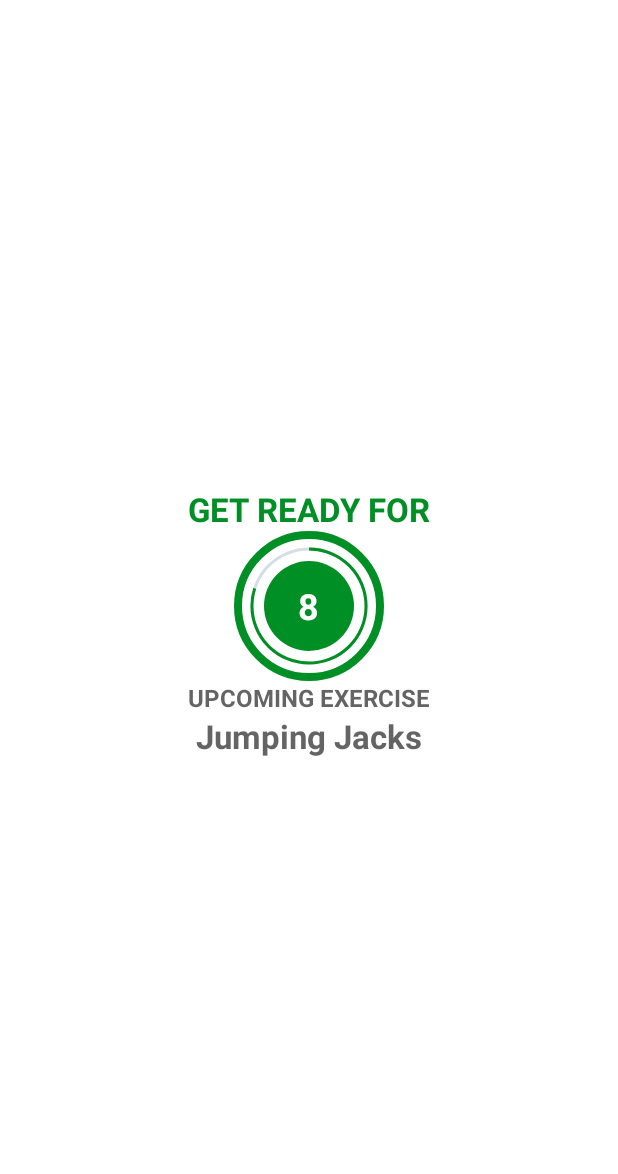
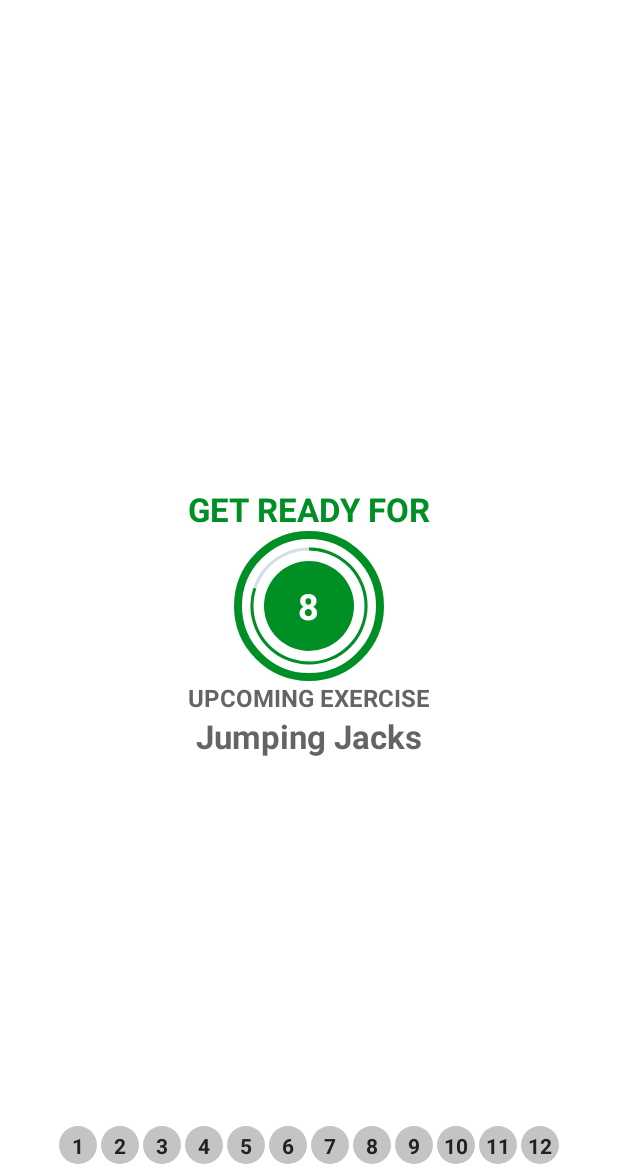
Before and after one commit to emailman/7MinuteWorkout, an Android app: the ExerciseActivity screen opened directly, with no data from a screen before it, on a phone screen of 412 x 824 dp, the part 62-1236 px from its top. Run offline under Robolectric (Android 15) with nearby library versions, the phone set to English and light mode, and no system bars.

Commit message:
Add recycler view for exercise number

```diff
--- a/app/src/main/java/edu/mailman/a7minuteworkout/ExerciseActivity.kt
+++ b/app/src/main/java/edu/mailman/a7minuteworkout/ExerciseActivity.kt
@@ -8,6 +8,7 @@ import android.os.CountDownTimer
 import android.speech.tts.TextToSpeech
 import android.view.View
 import android.widget.Toast
+import androidx.recyclerview.widget.LinearLayoutManager
 import edu.mailman.a7minuteworkout.databinding.ActivityExerciseBinding
 
 
@@ -26,6 +27,8 @@ class ExerciseActivity : AppCompatActivity() {
     private var tts: TextToSpeech? = null
 
     private var player: MediaPlayer? = null
+
+    private var exerciseAdapter: ExerciseStatusAdapter? = null
 
     override fun onCreate(savedInstanceState: Bundle?) {
         super.onCreate(savedInstanceState)
@@ -46,6 +49,14 @@ class ExerciseActivity : AppCompatActivity() {
         }
 
         setupRestView()
+        setupExerciseStatusRecyclerView()
+    }
+
+    private fun setupExerciseStatusRecyclerView() {
+        binding?.rvExerciseStatus?.layoutManager =
+            LinearLayoutManager(this, LinearLayoutManager.HORIZONTAL, false)
+        exerciseAdapter = ExerciseStatusAdapter(exerciseList!!)
+        binding?.rvExerciseStatus?.adapter = exerciseAdapter
     }
 
     private fun setupRestView() {
--- /dev/null
+++ b/app/src/main/java/edu/mailman/a7minuteworkout/ExerciseStatusAdapter.kt
@@ -0,0 +1,29 @@
+package edu.mailman.a7minuteworkout
+
+import android.view.LayoutInflater
+import android.view.ViewGroup
+import androidx.recyclerview.widget.RecyclerView
+import edu.mailman.a7minuteworkout.databinding.ActivityExerciseBinding
+import edu.mailman.a7minuteworkout.databinding.ItemExerciseStatusBinding
+
+class ExerciseStatusAdapter(val items: ArrayList<ExerciseModel>):
+    RecyclerView.Adapter<ExerciseStatusAdapter.ViewHolder>() {
+        class ViewHolder(binding: ItemExerciseStatusBinding):
+            RecyclerView.ViewHolder(binding.root) {
+                val tvItem = binding.tvItem
+            }
+
+    override fun onCreateViewHolder(parent: ViewGroup, viewType: Int): ViewHolder {
+        return ViewHolder(ItemExerciseStatusBinding.inflate(
+            LayoutInflater.from(parent.context), parent, false))
+    }
+
+    override fun onBindViewHolder(holder: ViewHolder, position: Int) {
+        val model: ExerciseModel = items[position]
+        holder.tvItem.text = model.getId().toString()
+    }
+
+    override fun getItemCount(): Int {
+        return items.size
+    }
+}
--- /dev/null
+++ b/app/src/main/res/drawable/item_circular_gray_background.xml
@@ -0,0 +1,5 @@
+<?xml version="1.0" encoding="utf-8"?>
+<shape xmlns:android="http://schemas.android.com/apk/res/android"
+    android:shape="oval">
+    <solid android:color="#c4c4c4" />
+</shape>
--- a/app/src/main/res/layout/activity_exercise.xml
+++ b/app/src/main/res/layout/activity_exercise.xml
@@ -130,7 +130,6 @@
         android:background="@drawable/item_circular_accent_border"
         app:layout_constraintEnd_toEndOf="parent"
         app:layout_constraintStart_toStartOf="parent"
-        app:layout_constraintBottom_toBottomOf="parent"
         app:layout_constraintTop_toBottomOf="@+id/tvExerciseName" >
 
         <ProgressBar
@@ -162,4 +161,16 @@
                 android:text="@string/_30" />
         </LinearLayout>
     </FrameLayout>
+
+    <androidx.recyclerview.widget.RecyclerView
+        android:id="@+id/rvExerciseStatus"
+        android:layout_width="wrap_content"
+        android:layout_height="wrap_content"
+        android:layout_margin="5dp"
+        app:layout_constraintStart_toStartOf="parent"
+        app:layout_constraintEnd_toEndOf="parent"
+        app:layout_constraintTop_toBottomOf="@id/flExerciseView"
+        app:layout_constraintBottom_toBottomOf="parent"
+
+        />
 </androidx.constraintlayout.widget.ConstraintLayout>
--- /dev/null
+++ b/app/src/main/res/layout/item_exercise_status.xml
@@ -0,0 +1,18 @@
+<?xml version="1.0" encoding="utf-8"?>
+<TextView
+    xmlns:android="http://schemas.android.com/apk/res/android"
+    xmlns:tools="http://schemas.android.com/tools"
+    android:id="@+id/tvItem"
+    android:layout_width="25dp"
+    android:layout_height="25dp"
+    android:layout_margin="1dp"
+    android:background="@drawable/item_circular_gray_background"
+    android:gravity="center"
+    android:padding="3dp"
+    android:textColor="#212121"
+    android:textSize="14sp"
+    android:textStyle="bold"
+    android:text="1"
+    >
+
+</TextView>
```
